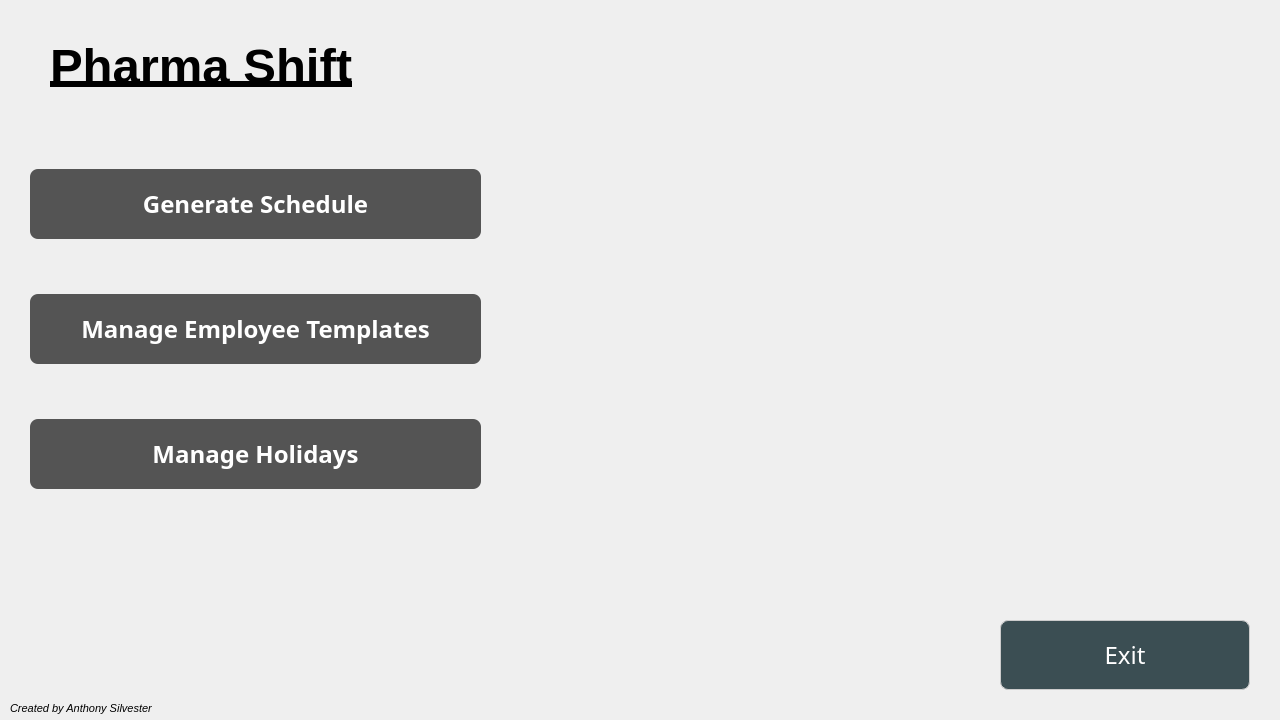
The window that ui_files/home.ui (Asilve/PharmaShift) describes before a commit, drawn with Qt 5.
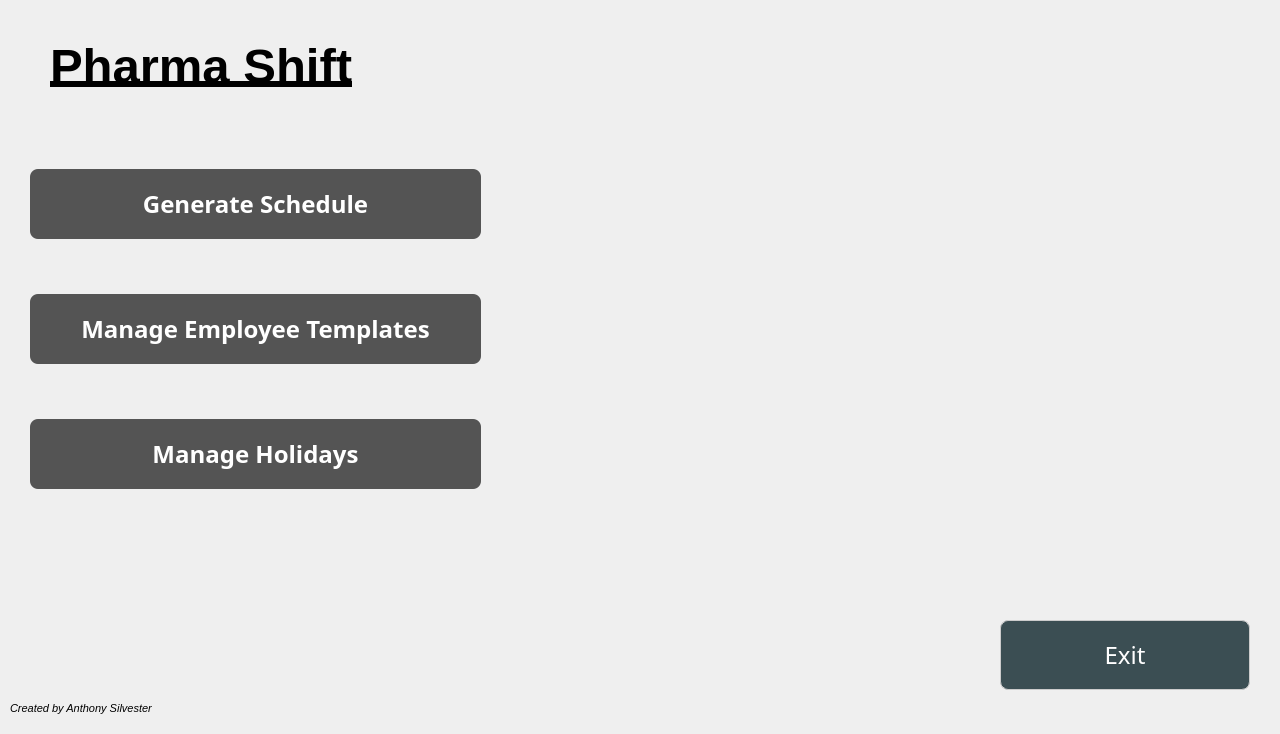
The same window after the commit. Icons and pictures are not drawn.

```diff
--- a/ui_files/home.ui
+++ b/ui_files/home.ui
@@ -7,7 +7,7 @@
     <x>0</x>
     <y>0</y>
     <width>1280</width>
-    <height>720</height>
+    <height>734</height>
    </rect>
   </property>
   <property name="windowTitle">
```
Left out of the diff: 2 changed lines with no effect on the pictures.
